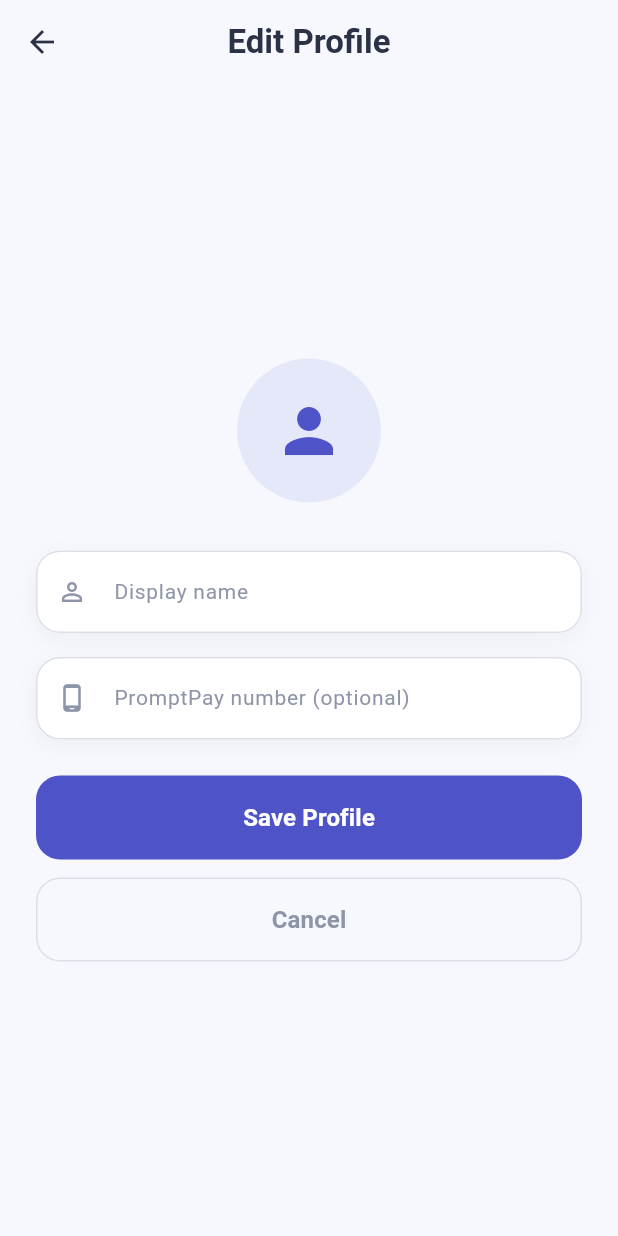
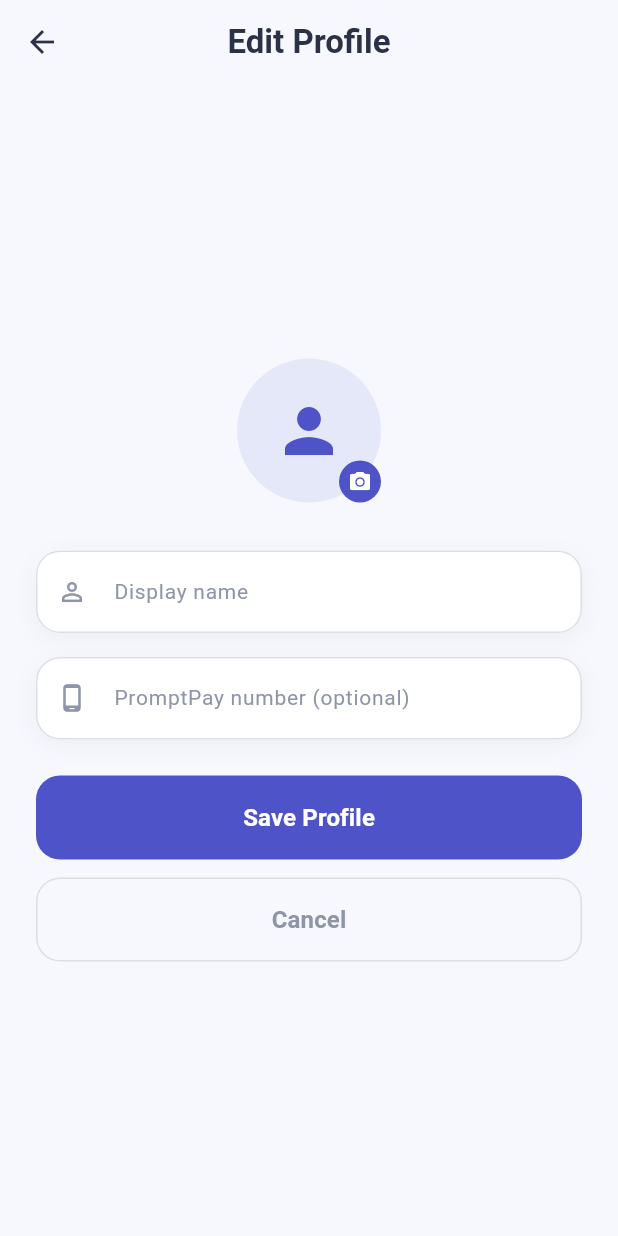
Before and after one commit to TunyatapVich/cs356_billgang_project, a Flutter app: the ProfileScreen screen opened by its route, after a tap on the "edit" icon, on a phone screen of 412 x 824 dp. Run offline on Flutter 3.47's test engine with Material 3 defaults, Android fonts, the phone set to English and light mode, and no system bars; our stand-ins replace dio, flutter_riverpod, flutter_secure_storage, go_router, image_picker, qr_flutter and 2 more; missing offline and left inert: google_mlkit_text_recognition, image_gallery_saver_plus, mobile_scanner, thaiqr; accounts and stored records are empty; network calls fail.

Commit message:
feat: implement user avatar upload and display support across backend and frontend

```diff
--- a/frontend/lib/features/auth/auth_provider.dart
+++ b/frontend/lib/features/auth/auth_provider.dart
@@ -1,3 +1,4 @@
+import 'dart:typed_data';
 import 'package:flutter_riverpod/flutter_riverpod.dart';
 import '../../core/storage/token_storage.dart';
 import '../bill/bill_provider.dart';
@@ -84,6 +85,7 @@ class AuthNotifier extends AsyncNotifier<User?> {
   Future<void> updateProfile({
     String? displayName,
     String? avatarUrl,
+    Uint8List? avatarBytes,
     String? promptpayNumber,
   }) async {
     final data = await ref
@@ -91,11 +93,13 @@ class AuthNotifier extends AsyncNotifier<User?> {
         .updateProfile(
           displayName: displayName,
           avatarUrl: avatarUrl,
+          avatarBytes: avatarBytes,
           promptpayNumber: promptpayNumber,
         );
     final userJson = data['user'] as Map<String, dynamic>?;
     if (userJson != null) {
       state = AsyncData(User.fromJson(userJson));
+      ref.invalidate(billListProvider);
     }
   }
 }
--- a/frontend/lib/features/profile/profile_screen.dart
+++ b/frontend/lib/features/profile/profile_screen.dart
@@ -1,6 +1,8 @@
+import 'dart:typed_data';
 import 'package:flutter/material.dart';
 import 'package:flutter_riverpod/flutter_riverpod.dart';
 import 'package:go_router/go_router.dart';
+import 'package:image_picker/image_picker.dart';
 import '../../core/theme/app_colors.dart';
 import '../../core/widgets/app_text_field.dart';
 import '../../core/widgets/error_banner.dart';
@@ -20,6 +22,8 @@ class _ProfileScreenState extends ConsumerState<ProfileScreen> {
   String? _errorMessage;
   bool _isEditing = false;
   String? _displayNameError;
+  Uint8List? _pickedAvatarBytes;
+  final _picker = ImagePicker();
 
   @override
   void initState() {
@@ -54,14 +58,31 @@ class _ProfileScreenState extends ConsumerState<ProfileScreen> {
     return true;
   }
 
+  Future<void> _pickAvatar() async {
+    final pickedFile = await _picker.pickImage(
+      source: ImageSource.gallery,
+      imageQuality: 80,
+      maxWidth: 800,
+    );
+    if (pickedFile != null) {
+      final bytes = await pickedFile.readAsBytes();
+      setState(() {
+        _pickedAvatarBytes = bytes;
+      });
+    }
+  }
+
   Future<void> _submit() async {
     if (!_validate()) return;
     if (!mounted) return;
 
     setState(() => _errorMessage = null);
-    await ref.read(authProvider.notifier).updateProfile(
+    await ref
+        .read(authProvider.notifier)
+        .updateProfile(
           displayName: _displayNameController.text.trim(),
           promptpayNumber: _promptpayController.text.trim(),
+          avatarBytes: _pickedAvatarBytes,
         );
     if (!mounted) return;
 
@@ -69,10 +90,13 @@ class _ProfileScreenState extends ConsumerState<ProfileScreen> {
     authState.when(
       data: (user) {
         if (user != null && mounted) {
-          ScaffoldMessenger.of(context).showSnackBar(
-            const SnackBar(content: Text('Profile updated')),
-          );
-          setState(() => _isEditing = false);
+          ScaffoldMessenger.of(
+            context,
+          ).showSnackBar(const SnackBar(content: Text('Profile updated')));
+          setState(() {
+            _isEditing = false;
+            _pickedAvatarBytes = null;
+          });
         }
       },
       error: (e, _) {
@@ -159,7 +183,12 @@ class _ProfileScreenState extends ConsumerState<ProfileScreen> {
                   SizedBox(
                     height: 56,
                     child: OutlinedButton(
-                      onPressed: () => setState(() => _isEditing = false),
+                      onPressed: () {
+                        setState(() {
+                          _isEditing = false;
+                          _pickedAvatarBytes = null;
+                        });
+                      },
                       style: OutlinedButton.styleFrom(
                         foregroundColor: AppColors.textGray,
                         side: const BorderSide(color: AppColors.inputBorder),
@@ -196,26 +225,56 @@ class _ProfileScreenState extends ConsumerState<ProfileScreen> {
 
     final hasAvatar = avatarUrl != null && avatarUrl!.isNotEmpty;
 
+    Widget imageWidget;
+    if (_pickedAvatarBytes != null) {
+      imageWidget = Image.memory(
+        _pickedAvatarBytes!,
+        fit: BoxFit.cover,
+        width: 96,
+        height: 96,
+      );
+    } else if (hasAvatar) {
+      imageWidget = Image.network(
+        avatarUrl!,
+        fit: BoxFit.cover,
+        width: 96,
+        height: 96,
+        errorBuilder: (context, error, stackTrace) => _buildAvatarPlaceholder(),
+      );
+    } else {
+      imageWidget = _buildAvatarPlaceholder();
+    }
+
     return Center(
-      child: Container(
+      child: GestureDetector(
+        onTap: _isEditing ? _pickAvatar : null,
+        child: Stack(
+          alignment: Alignment.bottomRight,
+          children: [
+            Container(
               width: 96,
               height: 96,
               decoration: BoxDecoration(
                 color: AppColors.primaryBlue.withValues(alpha: 0.1),
                 shape: BoxShape.circle,
               ),
-        child: hasAvatar
-            ? ClipOval(
-                child: Image.network(
-                  avatarUrl!,
-                  fit: BoxFit.cover,
-                  width: 96,
-                  height: 96,
-                  errorBuilder: (context, error, stackTrace) =>
-                      _buildAvatarPlaceholder(),
+              child: ClipOval(child: imageWidget),
             ),
-              )
-            : _buildAvatarPlaceholder(),
+            if (_isEditing)
+              Container(
+                padding: const EdgeInsets.all(6),
+                decoration: const BoxDecoration(
+                  color: AppColors.primaryBlue,
+                  shape: BoxShape.circle,
+                ),
+                child: const Icon(
+                  Icons.camera_alt,
+                  color: Colors.white,
+                  size: 16,
+                ),
+              ),
+          ],
+        ),
       ),
     );
   }
```
Also changed, not shown: frontend/lib/features/assign/assign_provider.dart (+43 -12 lines), frontend/lib/features/assign/assign_screen.dart (+20 -5 lines), frontend/lib/features/auth/auth_service.dart (+16 -9 lines), frontend/lib/features/bill/bill_summary_screen.dart (+25 -2 lines), 4 other files. Lines whose indentation alone changed are shown as unchanged.
